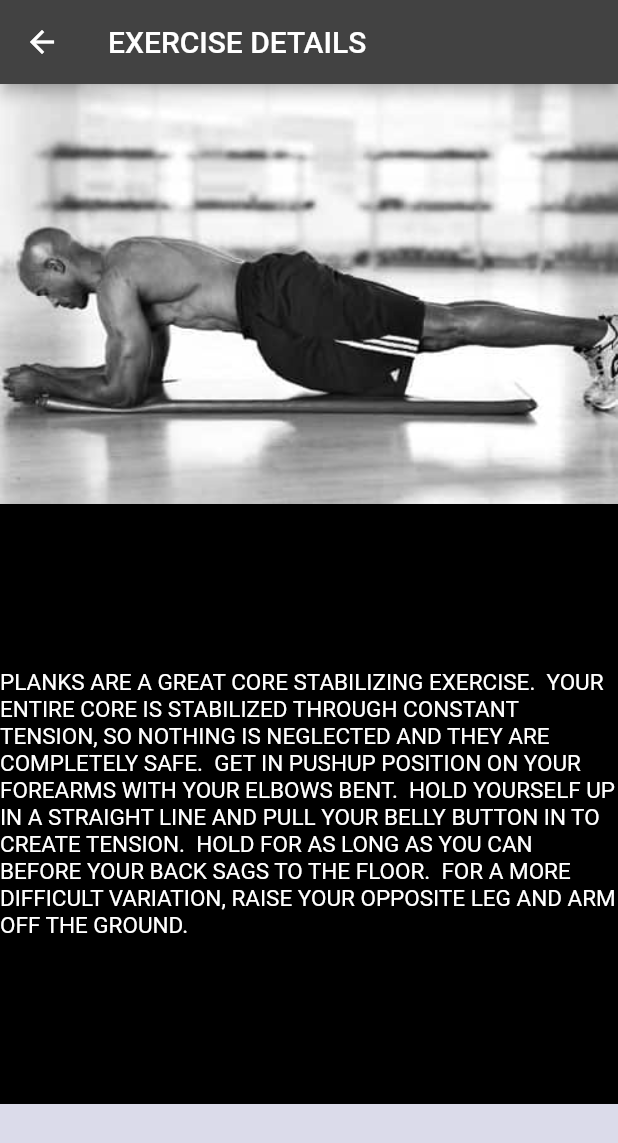
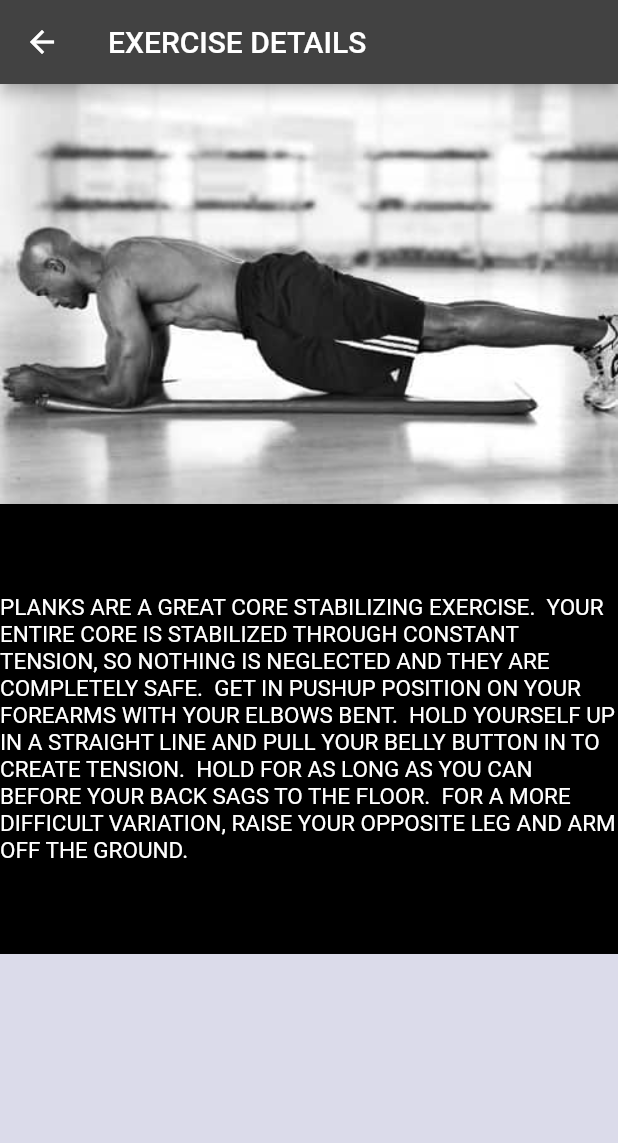
Before and after one commit to saipreethi14/flutterfitness22, a Flutter app: the screen it shows after launch, after a tap on "FRONT PLANKS", on a phone screen of 412 x 824 dp. Shown: the top 1143 px of the screen. Run offline on Flutter 3.47's test engine with Material 2 defaults, Android fonts, the phone set to English and light mode, and no system bars.

```diff
--- a/lib/Excercisedetailspage.dart
+++ b/lib/Excercisedetailspage.dart
@@ -28,7 +28,7 @@ class Exercisedetailspage extends StatelessWidget {
           Image.asset('images/L$index.jpg'),
           Container(
             width: 500,
-            height: 400,
+            height: 300,
             color: Colors.black,
 
             child: Align(
--- a/lib/ListofExercise.dart
+++ b/lib/ListofExercise.dart
@@ -6,7 +6,6 @@ import 'ReusableCard.dart';
 class ListofExercise extends StatefulWidget {
   @override
   _ListofExerciseState createState() => _ListofExerciseState();
-
 }
 
 class _ListofExerciseState extends State<ListofExercise> {
--- a/lib/main.dart
+++ b/lib/main.dart
@@ -16,7 +16,6 @@ class mainPage extends StatelessWidget {
         scaffoldBackgroundColor: Color(0xFFDBDBEA),
       ),
       //home:Homepage(),
-      //list of exercisepage
       home: ListofExercise(),
     );
   }
```
